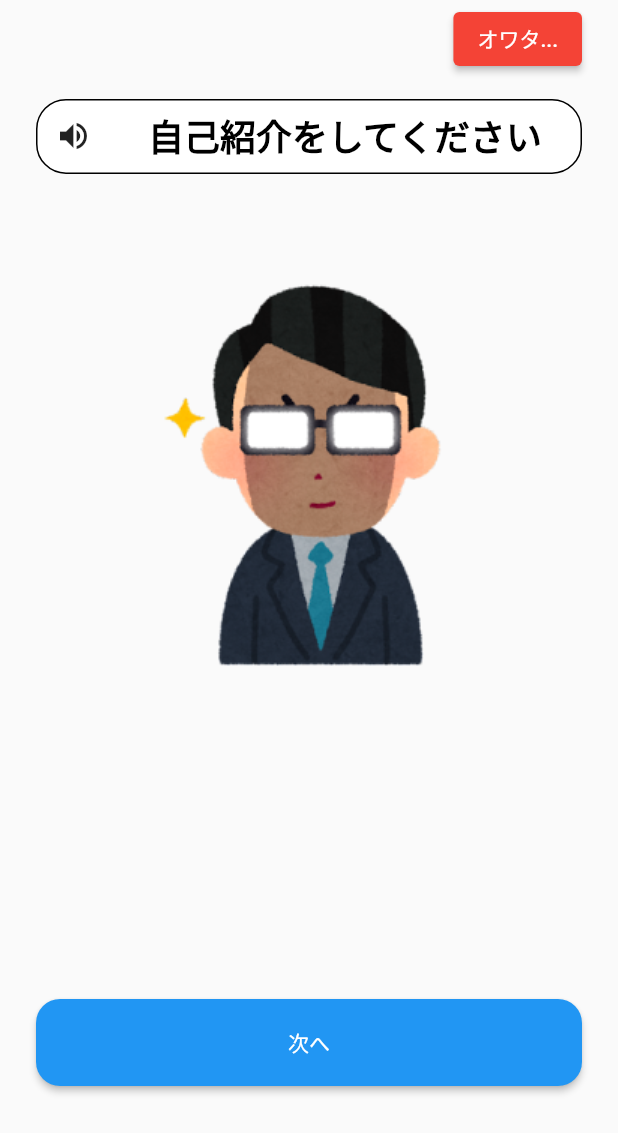
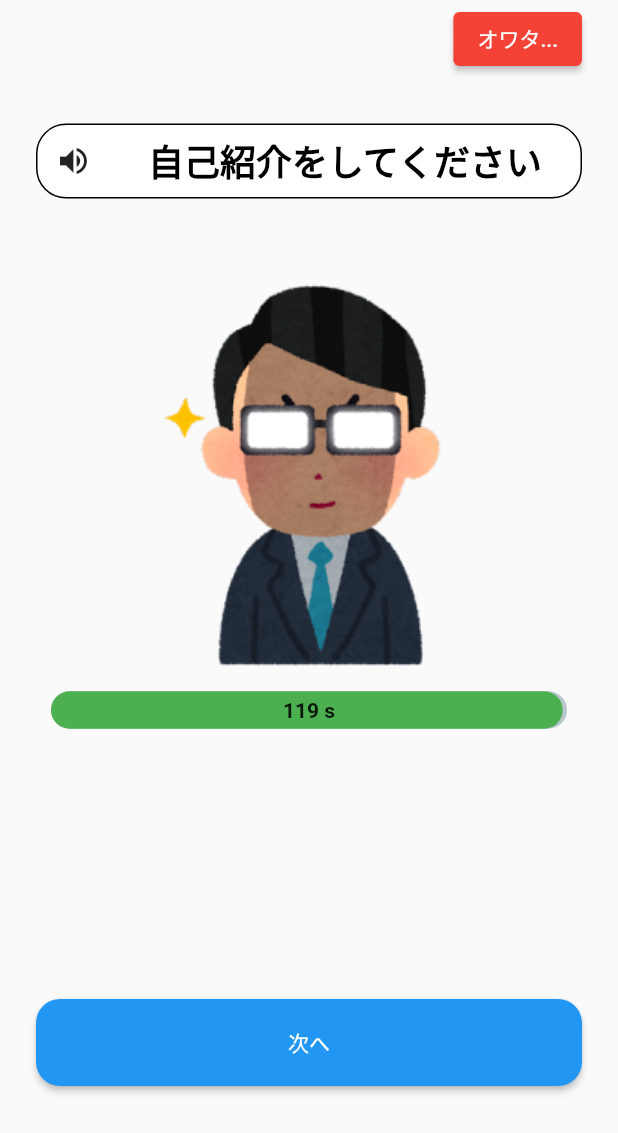
Before and after one commit to obtusa07/mensetsu_helper, a Flutter app: the screen it shows after launch, after a tap on "시작하기", on a phone screen of 412 x 824 dp. Shown: the top 1133 px of the screen. Run offline on Flutter 3.47's test engine with Material 2 defaults, Android fonts, the phone set to English and light mode, and no system bars; drawn by our look-alikes of percent_indicator; our stand-ins replace flutter_tts, google_mobile_ads; missing offline and left inert: dart:ffi.

Commit message:
add: Dependency - percent_indicator and Implemented on Mensetsu Page

```diff
--- a/lib/mensetsu_page.dart
+++ b/lib/mensetsu_page.dart
@@ -4,6 +4,7 @@ import 'dart:io';
 import 'package:flutter/material.dart';
 import 'package:mensetsu_helper/result.dart';
 import 'package:flutter_tts/flutter_tts.dart';
+import 'package:percent_indicator/linear_percent_indicator.dart';
 
 class MensetsuPage extends StatefulWidget {
   const MensetsuPage({super.key});
@@ -33,8 +34,10 @@ class _MensetsuPageState extends State<MensetsuPage> {
     _timer = Timer.periodic(
       Duration(seconds: 1),
       (timer) {
-        _currentSecond++;
-        print(120 - _currentSecond);
+        setState(() {
+          _currentSecond++;
+          print(120 - _currentSecond);
+        });
       },
     );
   }
@@ -68,7 +71,7 @@ class _MensetsuPageState extends State<MensetsuPage> {
               child: Column(
                 crossAxisAlignment: CrossAxisAlignment.center,
                 children: [
-                  SizedBox(height: MediaQuery.of(context).size.height * 0.08),
+                  SizedBox(height: MediaQuery.of(context).size.height * 0.1),
                   Container(
                     decoration: BoxDecoration(
                         color: Colors.white,
@@ -104,8 +107,28 @@ class _MensetsuPageState extends State<MensetsuPage> {
                       ],
                     ),
                   ),
-                  SizedBox(height: MediaQuery.of(context).size.height * 0.08),
+                  SizedBox(height: MediaQuery.of(context).size.height * 0.06),
                   Image.asset('assets/images/interviewer_man.png'),
+                  SizedBox(height: 10),
+                  LinearPercentIndicator(
+                    animation: true,
+                    percent: (120 - _currentSecond >= 0)
+                        ? (120 - _currentSecond) / 120
+                        : 0,
+                    lineHeight: 25,
+                    animationDuration: 0,
+                    progressColor:
+                        (_currentSecond >= 90) ? Colors.orange : Colors.green,
+                    barRadius: const Radius.circular(16),
+                    center: Text(
+                      (120 - _currentSecond >= 0)
+                          ? "${120 - _currentSecond} s"
+                          : "0s",
+                      style: TextStyle(
+                        fontWeight: FontWeight.bold,
+                      ),
+                    ),
+                  ),
                 ],
               ),
             ),
@@ -124,7 +147,6 @@ class _MensetsuPageState extends State<MensetsuPage> {
                     _TimeData.add(_currentSecond);
                     _currentSecond = 0;
                     if (_currentIndex == _textList.length - 1) {
-                      print(_TimeData);
                       _timer?.cancel();
                       Navigator.push(
                         context,
--- a/pubspec.yaml
+++ b/pubspec.yaml
@@ -33,6 +33,7 @@ dependencies:
     sdk: flutter
   flutter_tts: ^3.7.0
   google_mobile_ads: ^3.0.0
+  percent_indicator: ^4.2.3
 
 dev_dependencies:
 
```
Also changed, not shown: pubspec.lock.
